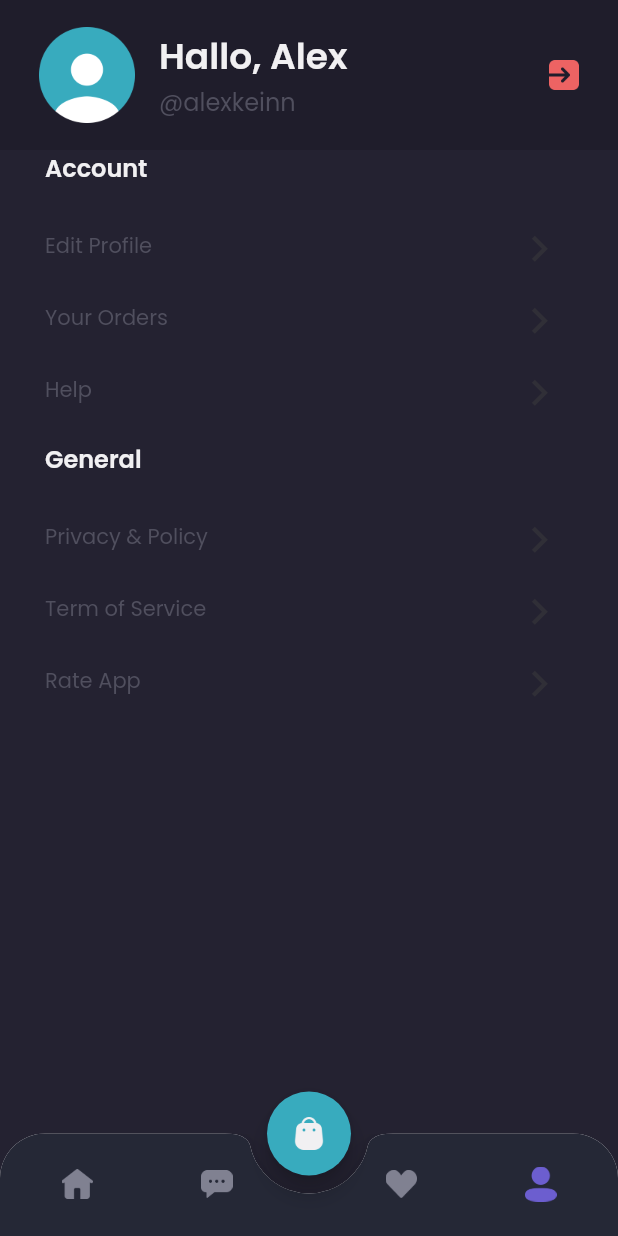
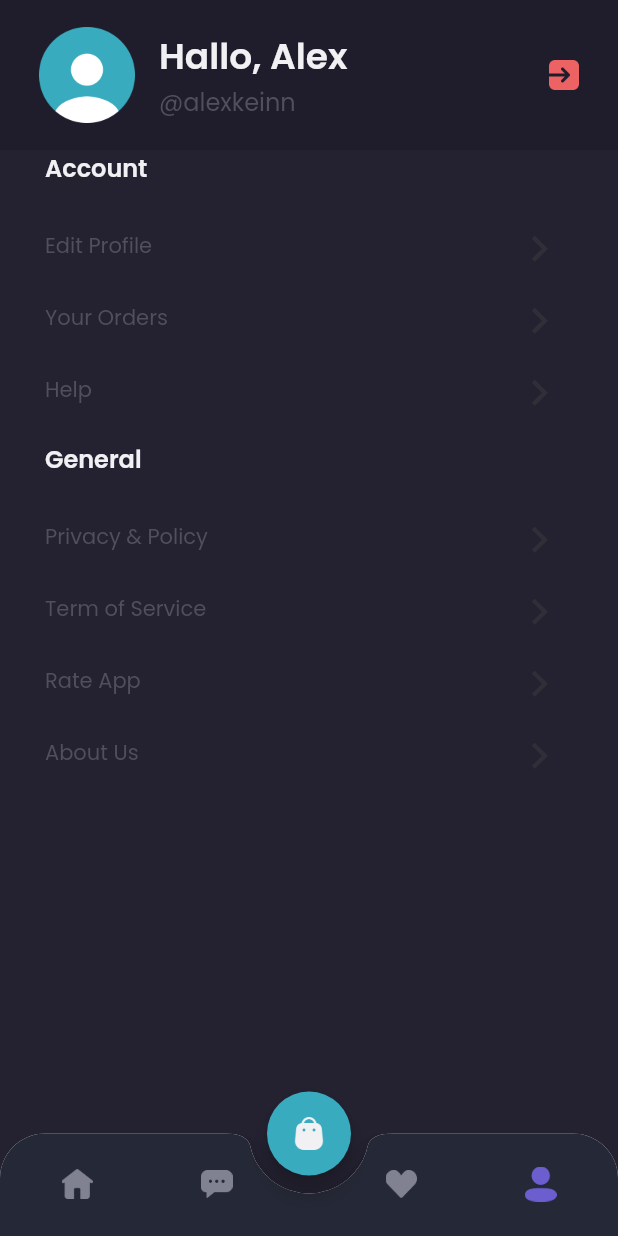
Before and after one commit to kevinrisqi/flutter_shoes_store, a Flutter app: the MainPage screen opened by its route, item 4 of the bottom bar chosen, on a phone screen of 412 x 824 dp. Run offline on Flutter 3.47's test engine with Material 2 defaults, Android fonts, the light colour scheme and no system bars; our stand-ins replace google_fonts.

Commit message:
Setting route in profile page

```diff
--- a/lib/main.dart
+++ b/lib/main.dart
@@ -2,6 +2,7 @@
 
 import 'package:flutter/material.dart';
 import 'package:flutter_shoes_store/pages/detail_chat_page.dart';
+import 'package:flutter_shoes_store/pages/edit_profile_page.dart';
 import 'package:flutter_shoes_store/pages/home/main_page.dart';
 import 'package:flutter_shoes_store/pages/sign_in_page.dart';
 import 'package:flutter_shoes_store/pages/sign_up_page.dart';
@@ -30,6 +31,7 @@ class _MyAppState extends State<MyApp> {
         '/sign-up': (context) => SignUpPage(),
         '/main': (context) => MainPage(),
         '/detail-chat': (context) => DetailChatPage(),
+        '/edit-profile': (context) => EditProfilePage(),
       },
     );
   }
--- a/lib/pages/home/profile_page.dart
+++ b/lib/pages/home/profile_page.dart
@@ -105,6 +105,7 @@ class ProfilePage extends StatelessWidget {
                         SettingMenu(text: 'Privacy & Policy'),
                         SettingMenu(text: 'Term of Service'),
                         SettingMenu(text: 'Rate App'),
+                        SettingMenu(text: 'About Us'),
                       ],
                     ),
                   ],
--- a/lib/widgets/setting_menu.dart
+++ b/lib/widgets/setting_menu.dart
@@ -4,20 +4,29 @@ import '../theme.dart';
 
 class SettingMenu extends StatelessWidget {
   final String text;
+  final String route;
 
-  const SettingMenu({Key? key, required this.text}) : super(key: key);
+  const SettingMenu({Key? key, required this.text, this.route = '/edit-profile'}) : super(key: key);
 
   @override
   Widget build(BuildContext context) {
-    return Row(
+    return GestureDetector(
+      onTap: (){
+        Navigator.pushNamed(context, route);
+      },
+      child: Row(
         mainAxisAlignment: MainAxisAlignment.spaceBetween,
         children: [
-        Text(
+          Expanded(
+            child: Text(
               text,
               style: subtitleTextStyle,
             ),
+          ),
           IconButton(
-          onPressed: () {},
+            onPressed: () {
+              Navigator.pushNamed(context, route);
+            },
             icon: Icon(
               Icons.navigate_next,
               color: subtitleColor,
@@ -25,6 +34,7 @@ class SettingMenu extends StatelessWidget {
             ),
           ),
         ],
+      ),
     );
   }
 }
```
Also changed, not shown: lib/pages/edit_profile_page.dart (added, +10 -0 lines). Lines whose indentation alone changed are shown as unchanged.
